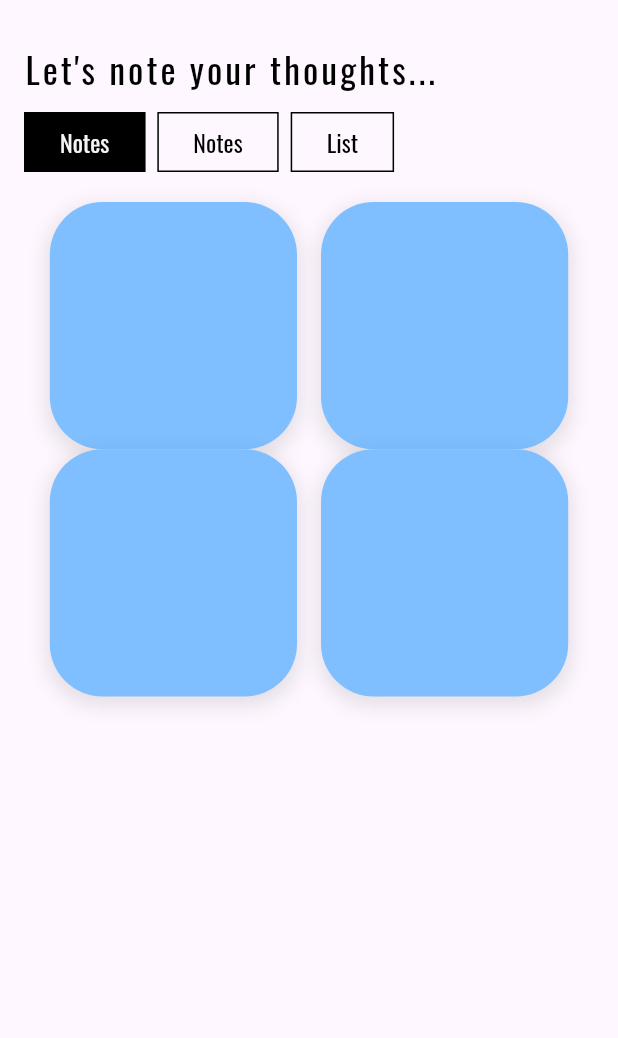
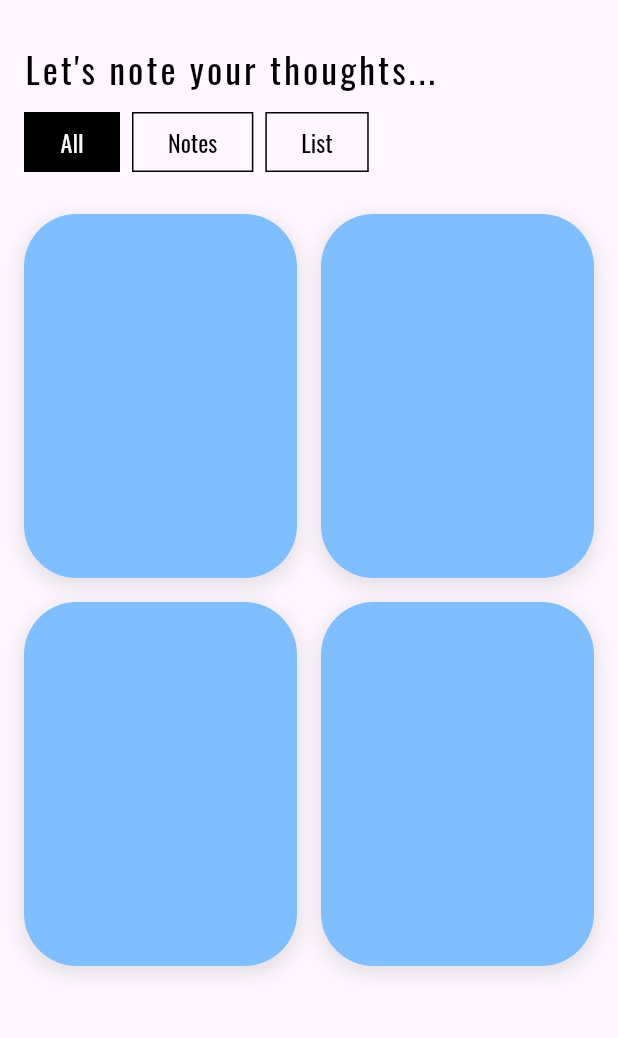
Before and after one commit to BinaryCraft-Systems/bcs-insight-notes-app, a Flutter app: the screen it shows after launch, on a phone screen of 412 x 824 dp, the part 65-1103 px from its top. Run offline on Flutter 3.47's test engine with Material 3 defaults, Android fonts, the phone set to English and light mode, and no system bars; our stand-ins replace flutter_bloc, go_router.

Commit message:
added grid layout in homepage

```diff
--- a/bcs_insight_notes/lib/src/pages/homepage.dart
+++ b/bcs_insight_notes/lib/src/pages/homepage.dart
@@ -44,7 +44,7 @@ class _HomepageState extends State<Homepage> {
               Row(
                 children: [
                   InOutlinedButton(
-                    label: 'Notes',
+                    label: 'All',
                     isSelected: _selectedIndex == 0,
                     onPressed: () => setState(() => _selectedIndex = 0),
                   ),
@@ -67,45 +67,25 @@ class _HomepageState extends State<Homepage> {
         ),
         const SizedBox(height: 8),
         Expanded(
-          child: Center(
-            child: Column(
-              mainAxisAlignment: MainAxisAlignment.start,
-              children: [
-                Row(
-                  mainAxisAlignment: MainAxisAlignment.center,
-                  children: [
-                    // Render rows of NoteCards with maximum 2 per row
-                    Builder(builder: (context) {
-                      final int rows = (noteCardCount + 1) ~/ 2;
-                      return Column(
-                        children: List.generate(rows, (r) {
-                          final int firstIndex = r * 2;
-                          final bool hasSecond = firstIndex + 1 < noteCardCount;
-                          return Row(
-                            mainAxisAlignment: MainAxisAlignment.spaceAround,
-                            // crossAxisAlignment: CrossAxisAlignment.start,
-                            children: [
-                              NoteCard(noteType: NoteTypes.note),
-                              if (hasSecond) ...[
-                                const SizedBox(width: 16),
-                                NoteCard(
-                                  noteType: NoteTypes.note,
-                                  onTap: context.read<NavigationCubit>().goToCreateNote,
-                                ),
-                              ],
-                            ],
-                          );
-                        }),
-                      );
-                    }),
-                  ],
-                ),
-                // Text(
-                //   'Let\'s get started with Insight Notes!',
-                //   style: TextStyle(fontFamily: AppFonts.oswald, fontSize: 18),
-                // ),
-                // InMenuBar(icons: [Icons.note, Icons.check_box, Icons.mic]),
-              ],
+          child: Padding(
+            padding: const EdgeInsets.symmetric(
+              horizontal: 16.0,
+              vertical: 8.0,
+            ),
+            child: GridView.builder(
+              gridDelegate: const SliverGridDelegateWithFixedCrossAxisCount(
+                crossAxisCount: 2,
+                crossAxisSpacing: 16,
+                mainAxisSpacing: 16,
+                childAspectRatio: 3 / 4,
+              ),
+              itemCount: noteCardCount,
+              itemBuilder: (context, index) {
+                return NoteCard(
+                  noteType: NoteTypes.note,
+                  onTap: () => context.read<NavigationCubit>().goToCreateNote(index: index),
+                );
+              },
             ),
           ),
         ),
```
Also changed, not shown: bcs_insight_notes/lib/src/core/navigation/navigation_cubit.dart (+11 -2 lines), bcs_insight_notes/lib/src/pages/create_note_page.dart (+7 -0 lines).
